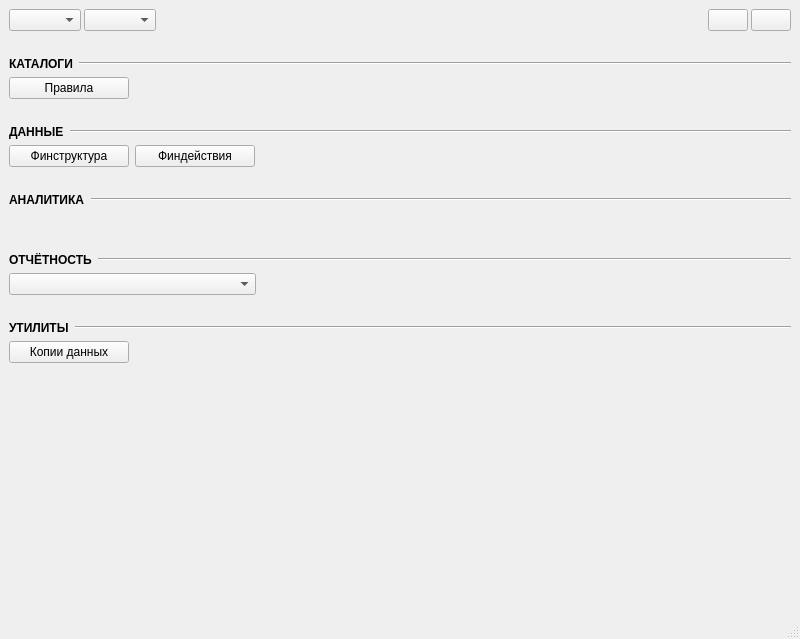
Qt form ui/forms/form_main.ui (e-vladimir/finmanager) before a commit.
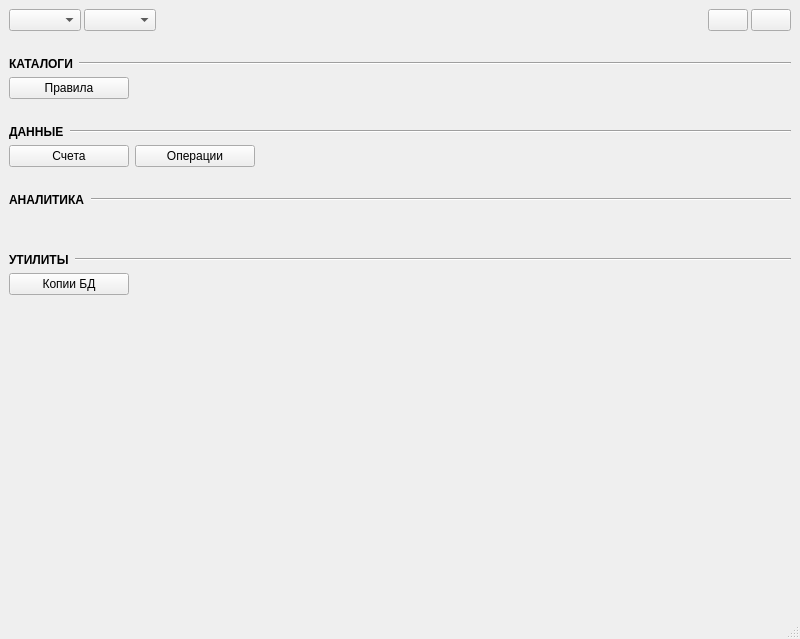
The same form after that commit.

Commit message: + Обновление платформы * Рефакторинг наименований

Patch:
```diff
--- a/ui/forms/form_main.ui
+++ b/ui/forms/form_main.ui
@@ -174,7 +174,7 @@
          </size>
         </property>
         <property name="text">
-         <string>Финструктура</string>
+         <string>Счета</string>
         </property>
        </widget>
       </item>
@@ -187,7 +187,7 @@
          </size>
         </property>
         <property name="text">
-         <string>Финдействия</string>
+         <string>Операции</string>
         </property>
        </widget>
       </item>
@@ -278,75 +278,6 @@
       </property>
      </spacer>
     </item>
-    <item>
-     <layout class="QHBoxLayout" name="horizontalLayout_17" stretch="0,1">
-      <item>
-       <widget class="QLabel" name="label_8">
-        <property name="font">
-         <font>
-          <bold>true</bold>
-         </font>
-        </property>
-        <property name="text">
-         <string>ОТЧЁТНОСТЬ</string>
-        </property>
-       </widget>
-      </item>
-      <item>
-       <widget class="Line" name="line_10">
-        <property name="orientation">
-         <enum>Qt::Orientation::Horizontal</enum>
-        </property>
-       </widget>
-      </item>
-     </layout>
-    </item>
-    <item>
-     <layout class="QHBoxLayout" name="horizontalLayout_16">
-      <item>
-       <widget class="QComboBox" name="cbbox_reports">
-        <property name="minimumSize">
-         <size>
-          <width>247</width>
-          <height>0</height>
-         </size>
-        </property>
-        <property name="placeholderText">
-         <string>Доступные отчёты</string>
-        </property>
-       </widget>
-      </item>
-      <item>
-       <spacer name="horizontalSpacer_11">
-        <property name="orientation">
-         <enum>Qt::Orientation::Horizontal</enum>
-        </property>
-        <property name="sizeHint" stdset="0">
-         <size>
-          <width>40</width>
-          <height>20</height>
-         </size>
-        </property>
-       </spacer>
-      </item>
-     </layout>
-    </item>
-    <item>
-     <spacer name="verticalSpacer_9">
-      <property name="orientation">
-       <enum>Qt::Orientation::Vertical</enum>
-      </property>
-      <property name="sizeType">
-       <enum>QSizePolicy::Policy::Fixed</enum>
-      </property>
-      <property name="sizeHint" stdset="0">
-       <size>
-        <width>20</width>
-        <height>20</height>
-       </size>
-      </property>
-     </spacer>
-    </item>
     <item>
      <layout class="QHBoxLayout" name="horizontalLayout_6" stretch="0,1">
       <item>
@@ -381,7 +312,7 @@
          </size>
         </property>
         <property name="text">
-         <string>Копии данных</string>
+         <string>Копии БД</string>
         </property>
        </widget>
       </item>
```
Left out of the diff: 4 changed lines with no effect on the pictures. The commit also changes 7 other files.
